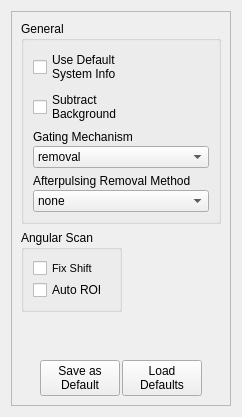
Before: the Qt Designer form gui/optionswindow.ui in Th3Tr00p3r/gSTED-sFCS, drawn with Qt 5.
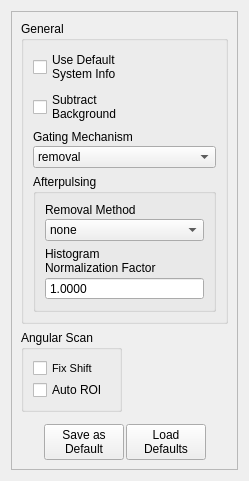
After: the same form once the commit is applied.

```diff
--- a/gui/optionswindow.ui
+++ b/gui/optionswindow.ui
@@ -6,8 +6,8 @@
    <rect>
     <x>0</x>
     <y>0</y>
-    <width>242</width>
-    <height>417</height>
+    <width>225</width>
+    <height>443</height>
    </rect>
   </property>
   <property name="windowTitle">
@@ -25,13 +25,13 @@
      <property name="frameShadow">
       <enum>QFrame::Raised</enum>
      </property>
-     <layout class="QVBoxLayout" name="verticalLayout_3">
+     <layout class="QVBoxLayout" name="verticalLayout_7">
       <item>
        <widget class="QGroupBox" name="groupBox_2">
         <property name="title">
          <string>General</string>
         </property>
-        <layout class="QVBoxLayout" name="verticalLayout">
+        <layout class="QVBoxLayout" name="verticalLayout_3">
          <item>
           <widget class="QCheckBox" name="useDefaultSysInfo">
            <property name="toolTip">
@@ -80,6 +80,12 @@
           </layout>
          </item>
          <item>
+          <widget class="QGroupBox" name="groupBox_3">
+           <property name="title">
+            <string>Afterpulsing</string>
+           </property>
+           <layout class="QVBoxLayout" name="verticalLayout">
+            <item>
           <layout class="QVBoxLayout" name="verticalLayout_4">
            <property name="spacing">
             <number>2</number>
@@ -87,7 +93,7 @@
            <item>
             <widget class="QLabel" name="label">
              <property name="text">
-              <string>Afterpulsing Removal Method</string>
+                 <string>Removal Method</string>
              </property>
             </widget>
            </item>
@@ -116,6 +122,46 @@
             </widget>
            </item>
           </layout>
+            </item>
+            <item>
+             <layout class="QVBoxLayout" name="verticalLayout_6">
+              <property name="spacing">
+               <number>2</number>
+              </property>
+              <item>
+               <widget class="QLabel" name="label_3">
+                <property name="text">
+                 <string>Histogram
+Normalization Factor</string>
+                </property>
+               </widget>
+              </item>
+              <item>
+               <widget class="QDoubleSpinBox" name="histNormFactor">
+                <property name="buttonSymbols">
+                 <enum>QAbstractSpinBox::NoButtons</enum>
+                </property>
+                <property name="decimals">
+                 <number>4</number>
+                </property>
+                <property name="minimum">
+                 <double>-100.000000000000000</double>
+                </property>
+                <property name="maximum">
+                 <double>100.000000000000000</double>
+                </property>
+                <property name="singleStep">
+                 <double>0.010000000000000</double>
+                </property>
+                <property name="value">
+                 <double>1.000000000000000</double>
+                </property>
+               </widget>
+              </item>
+             </layout>
+            </item>
+           </layout>
+          </widget>
          </item>
         </layout>
        </widget>
```
Lines whose indentation alone changed are shown as unchanged.
